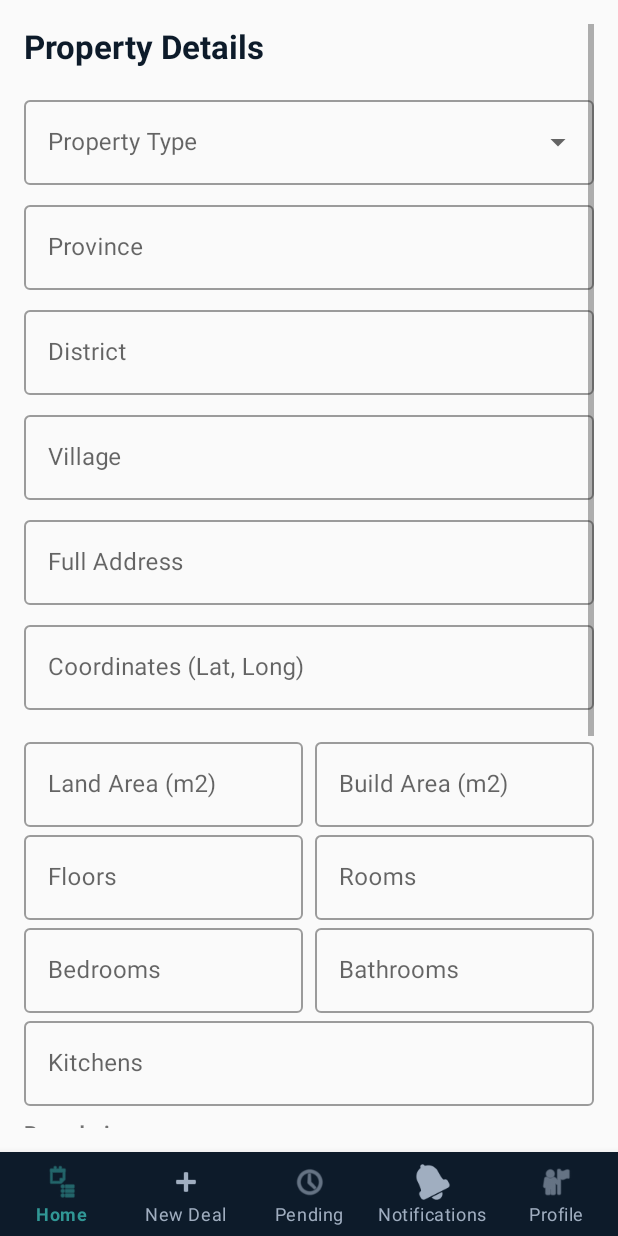
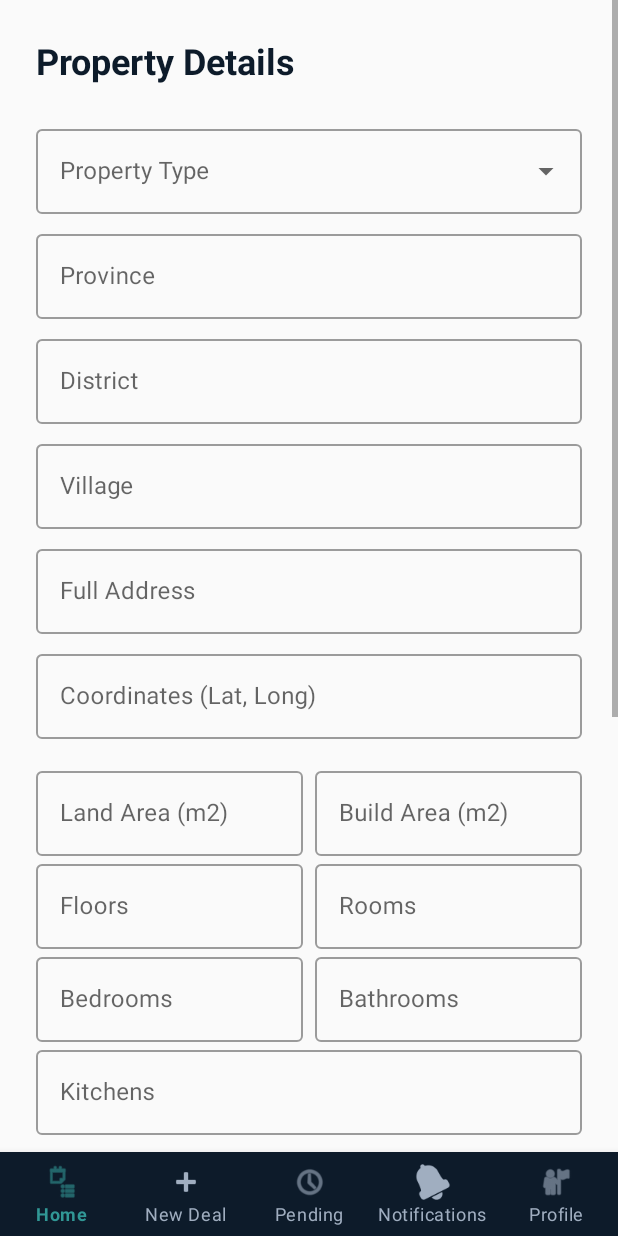
Before and after one commit to OmranInTech/afghanistan-digital-housing-system, an Android app: the fragment PropertyInfoFragment placed in its activity, on a phone screen of 412 x 824 dp. Run offline under Robolectric (Android 15) with nearby library versions, the light colour scheme and no system bars.

Commit message:
rent form updated

```diff
--- a/mobile-app/app/src/main/res/layout/fragment_property_info.xml
+++ b/mobile-app/app/src/main/res/layout/fragment_property_info.xml
@@ -4,21 +4,22 @@
     android:layout_width="match_parent"
     android:layout_height="match_parent"
     android:background="#FAFAFA"
-    android:padding="16dp">
+    android:fillViewport="true">
 
     <LinearLayout
         android:layout_width="match_parent"
         android:layout_height="wrap_content"
-        android:orientation="vertical">
+        android:orientation="vertical"
+        android:padding="24dp">
 
         <TextView
             android:layout_width="match_parent"
             android:layout_height="wrap_content"
             android:text="Property Details"
-            android:textSize="22sp"
+            android:textSize="24sp"
             android:textStyle="bold"
             android:textColor="#0d1b2a"
-            android:layout_marginBottom="16dp"/>
+            android:layout_marginBottom="24dp"/>
 
         <com.google.android.material.textfield.TextInputLayout
             style="@style/Widget.MaterialComponents.TextInputLayout.OutlinedBox.ExposedDropdownMenu"
@@ -33,43 +34,94 @@
                 android:inputType="none"/>
         </com.google.android.material.textfield.TextInputLayout>
 
-        <com.google.android.material.textfield.TextInputLayout style="@style/Widget.MaterialComponents.TextInputLayout.OutlinedBox" android:layout_width="match_parent" android:layout_height="wrap_content" android:hint="Province" android:layout_marginBottom="8dp"><com.google.android.material.textfield.TextInputEditText android:id="@+id/RenPrEtProv" android:layout_width="match_parent" android:layout_height="wrap_content"/></com.google.android.material.textfield.TextInputLayout>
-        <com.google.android.material.textfield.TextInputLayout style="@style/Widget.MaterialComponents.TextInputLayout.OutlinedBox" android:layout_width="match_parent" android:layout_height="wrap_content" android:hint="District" android:layout_marginBottom="8dp"><com.google.android.material.textfield.TextInputEditText android:id="@+id/RenPrEtDist" android:layout_width="match_parent" android:layout_height="wrap_content"/></com.google.android.material.textfield.TextInputLayout>
-        <com.google.android.material.textfield.TextInputLayout style="@style/Widget.MaterialComponents.TextInputLayout.OutlinedBox" android:layout_width="match_parent" android:layout_height="wrap_content" android:hint="Village" android:layout_marginBottom="8dp"><com.google.android.material.textfield.TextInputEditText android:id="@+id/RenPrEtVillage" android:layout_width="match_parent" android:layout_height="wrap_content"/></com.google.android.material.textfield.TextInputLayout>
-        <com.google.android.material.textfield.TextInputLayout style="@style/Widget.MaterialComponents.TextInputLayout.OutlinedBox" android:layout_width="match_parent" android:layout_height="wrap_content" android:hint="Full Address" android:layout_marginBottom="8dp"><com.google.android.material.textfield.TextInputEditText android:id="@+id/RenPrEtAddress" android:layout_width="match_parent" android:layout_height="wrap_content"/></com.google.android.material.textfield.TextInputLayout>
-        <com.google.android.material.textfield.TextInputLayout style="@style/Widget.MaterialComponents.TextInputLayout.OutlinedBox" android:layout_width="match_parent" android:layout_height="wrap_content" android:hint="Coordinates (Lat, Long)" android:layout_marginBottom="16dp"><com.google.android.material.textfield.TextInputEditText android:id="@+id/RenPrEtCoords" android:layout_width="match_parent" android:layout_height="wrap_content"/></com.google.android.material.textfield.TextInputLayout>
+        <com.google.android.material.textfield.TextInputLayout style="@style/Widget.MaterialComponents.TextInputLayout.OutlinedBox" android:layout_width="match_parent" android:layout_height="wrap_content" android:hint="Province" android:layout_marginBottom="8dp">
+            <com.google.android.material.textfield.TextInputEditText android:id="@+id/RenPrEtProv" android:layout_width="match_parent" android:layout_height="wrap_content"/>
+        </com.google.android.material.textfield.TextInputLayout>
+
+        <com.google.android.material.textfield.TextInputLayout style="@style/Widget.MaterialComponents.TextInputLayout.OutlinedBox" android:layout_width="match_parent" android:layout_height="wrap_content" android:hint="District" android:layout_marginBottom="8dp">
+            <com.google.android.material.textfield.TextInputEditText android:id="@+id/RenPrEtDist" android:layout_width="match_parent" android:layout_height="wrap_content"/>
+        </com.google.android.material.textfield.TextInputLayout>
+
+        <com.google.android.material.textfield.TextInputLayout style="@style/Widget.MaterialComponents.TextInputLayout.OutlinedBox" android:layout_width="match_parent" android:layout_height="wrap_content" android:hint="Village" android:layout_marginBottom="8dp">
+            <com.google.android.material.textfield.TextInputEditText android:id="@+id/RenPrEtVillage" android:layout_width="match_parent" android:layout_height="wrap_content"/>
+        </com.google.android.material.textfield.TextInputLayout>
+
+        <com.google.android.material.textfield.TextInputLayout style="@style/Widget.MaterialComponents.TextInputLayout.OutlinedBox" android:layout_width="match_parent" android:layout_height="wrap_content" android:hint="Full Address" android:layout_marginBottom="8dp">
+            <com.google.android.material.textfield.TextInputEditText android:id="@+id/RenPrEtAddress" android:layout_width="match_parent" android:layout_height="wrap_content"/>
+        </com.google.android.material.textfield.TextInputLayout>
+
+        <com.google.android.material.textfield.TextInputLayout style="@style/Widget.MaterialComponents.TextInputLayout.OutlinedBox" android:layout_width="match_parent" android:layout_height="wrap_content" android:hint="Coordinates (Lat, Long)" android:layout_marginBottom="16dp">
+            <com.google.android.material.textfield.TextInputEditText android:id="@+id/RenPrEtCoords" android:layout_width="match_parent" android:layout_height="wrap_content"/>
+        </com.google.android.material.textfield.TextInputLayout>
 
         <LinearLayout android:layout_width="match_parent" android:layout_height="wrap_content" android:orientation="horizontal">
-            <com.google.android.material.textfield.TextInputLayout style="@style/Widget.MaterialComponents.TextInputLayout.OutlinedBox" android:layout_width="0dp" android:layout_weight="1" android:layout_height="wrap_content" android:hint="Land Area (m2)" android:layout_marginEnd="4dp"><com.google.android.material.textfield.TextInputEditText android:id="@+id/RenPrEtLandArea" android:layout_width="match_parent" android:layout_height="wrap_content" android:inputType="number"/></com.google.android.material.textfield.TextInputLayout>
-            <com.google.android.material.textfield.TextInputLayout style="@style/Widget.MaterialComponents.TextInputLayout.OutlinedBox" android:layout_width="0dp" android:layout_weight="1" android:layout_height="wrap_content" android:hint="Build Area (m2)" android:layout_marginStart="4dp"><com.google.android.material.textfield.TextInputEditText android:id="@+id/RenPrEtBuildArea" android:layout_width="match_parent" android:layout_height="wrap_content" android:inputType="number"/></com.google.android.material.textfield.TextInputLayout>
+            <com.google.android.material.textfield.TextInputLayout style="@style/Widget.MaterialComponents.TextInputLayout.OutlinedBox" android:layout_width="0dp" android:layout_weight="1" android:layout_height="wrap_content" android:hint="Land Area (m2)" android:layout_marginEnd="4dp">
+                <com.google.android.material.textfield.TextInputEditText android:id="@+id/RenPrEtLandArea" android:layout_width="match_parent" android:layout_height="wrap_content" android:inputType="number"/>
+            </com.google.android.material.textfield.TextInputLayout>
+            <com.google.android.material.textfield.TextInputLayout style="@style/Widget.MaterialComponents.TextInputLayout.OutlinedBox" android:layout_width="0dp" android:layout_weight="1" android:layout_height="wrap_content" android:hint="Build Area (m2)" android:layout_marginStart="4dp">
+                <com.google.android.material.textfield.TextInputEditText android:id="@+id/RenPrEtBuildArea" android:layout_width="match_parent" android:layout_height="wrap_content" android:inputType="number"/>
+            </com.google.android.material.textfield.TextInputLayout>
         </LinearLayout>
 
         <LinearLayout android:layout_width="match_parent" android:layout_height="wrap_content" android:orientation="horizontal">
-            <com.google.android.material.textfield.TextInputLayout style="@style/Widget.MaterialComponents.TextInputLayout.OutlinedBox" android:layout_width="0dp" android:layout_weight="1" android:layout_height="wrap_content" android:hint="Floors" android:layout_marginEnd="4dp"><com.google.android.material.textfield.TextInputEditText android:id="@+id/RenPrEtFloors" android:layout_width="match_parent" android:layout_height="wrap_content" android:inputType="number"/></com.google.android.material.textfield.TextInputLayout>
-            <com.google.android.material.textfield.TextInputLayout style="@style/Widget.MaterialComponents.TextInputLayout.OutlinedBox" android:layout_width="0dp" android:layout_weight="1" android:layout_height="wrap_content" android:hint="Rooms" android:layout_marginStart="4dp"><com.google.android.material.textfield.TextInputEditText android:id="@+id/RenPrEtRooms" android:layout_width="match_parent" android:layout_height="wrap_content" android:inputType="number"/></com.google.android.material.textfield.TextInputLayout>
+            <com.google.android.material.textfield.TextInputLayout style="@style/Widget.MaterialComponents.TextInputLayout.OutlinedBox" android:layout_width="0dp" android:layout_weight="1" android:layout_height="wrap_content" android:hint="Floors" android:layout_marginEnd="4dp">
+                <com.google.android.material.textfield.TextInputEditText android:id="@+id/RenPrEtFloors" android:layout_width="match_parent" android:layout_height="wrap_content" android:inputType="number"/>
+            </com.google.android.material.textfield.TextInputLayout>
+            <com.google.android.material.textfield.TextInputLayout style="@style/Widget.MaterialComponents.TextInputLayout.OutlinedBox" android:layout_width="0dp" android:layout_weight="1" android:layout_height="wrap_content" android:hint="Rooms" android:layout_marginStart="4dp">
+                <com.google.android.material.textfield.TextInputEditText android:id="@+id/RenPrEtRooms" android:layout_width="match_parent" android:layout_height="wrap_content" android:inputType="number"/>
+            </com.google.android.material.textfield.TextInputLayout>
         </LinearLayout>
 
         <LinearLayout android:layout_width="match_parent" android:layout_height="wrap_content" android:orientation="horizontal">
-            <com.google.android.material.textfield.TextInputLayout style="@style/Widget.MaterialComponents.TextInputLayout.OutlinedBox" android:layout_width="0dp" android:layout_weight="1" android:layout_height="wrap_content" android:hint="Bedrooms" android:layout_marginEnd="4dp"><com.google.android.material.textfield.TextInputEditText android:id="@+id/RenPrEtBedrooms" android:layout_width="match_parent" android:layout_height="wrap_content" android:inputType="number"/></com.google.android.material.textfield.TextInputLayout>
-            <com.google.android.material.textfield.TextInputLayout style="@style/Widget.MaterialComponents.TextInputLayout.OutlinedBox" android:layout_width="0dp" android:layout_weight="1" android:layout_height="wrap_content" android:hint="Bathrooms" android:layout_marginStart="4dp"><com.google.android.material.textfield.TextInputEditText android:id="@+id/RenPrEtBathrooms" android:layout_width="match_parent" android:layout_height="wrap_content" android:inputType="number"/></com.google.android.material.textfield.TextInputLayout>
+            <com.google.android.material.textfield.TextInputLayout style="@style/Widget.MaterialComponents.TextInputLayout.OutlinedBox" android:layout_width="0dp" android:layout_weight="1" android:layout_height="wrap_content" android:hint="Bedrooms" android:layout_marginEnd="4dp">
+                <com.google.android.material.textfield.TextInputEditText android:id="@+id/RenPrEtBedrooms" android:layout_width="match_parent" android:layout_height="wrap_content" android:inputType="number"/>
+            </com.google.android.material.textfield.TextInputLayout>
+            <com.google.android.material.textfield.TextInputLayout style="@style/Widget.MaterialComponents.TextInputLayout.OutlinedBox" android:layout_width="0dp" android:layout_weight="1" android:layout_height="wrap_content" android:hint="Bathrooms" android:layout_marginStart="4dp">
+                <com.google.android.material.textfield.TextInputEditText android:id="@+id/RenPrEtBathrooms" android:layout_width="match_parent" android:layout_height="wrap_content" android:inputType="number"/>
+            </com.google.android.material.textfield.TextInputLayout>
         </LinearLayout>
 
-        <com.google.android.material.textfield.TextInputLayout style="@style/Widget.MaterialComponents.TextInputLayout.OutlinedBox" android:layout_width="match_parent" android:layout_height="wrap_content" android:hint="Kitchens" android:layout_marginBottom="8dp"><com.google.android.material.textfield.TextInputEditText android:id="@+id/RenPrEtKitchens" android:layout_width="match_parent" android:layout_height="wrap_content" android:inputType="number"/></com.google.android.material.textfield.TextInputLayout>
+        <com.google.android.material.textfield.TextInputLayout style="@style/Widget.MaterialComponents.TextInputLayout.OutlinedBox" android:layout_width="match_parent" android:layout_height="wrap_content" android:hint="Kitchens" android:layout_marginBottom="8dp">
+            <com.google.android.material.textfield.TextInputEditText android:id="@+id/RenPrEtKitchens" android:layout_width="match_parent" android:layout_height="wrap_content" android:inputType="number"/>
+        </com.google.android.material.textfield.TextInputLayout>
 
         <TextView android:layout_width="match_parent" android:layout_height="wrap_content" android:text="Boundaries" android:textStyle="bold" android:layout_marginBottom="8dp"/>
+
         <LinearLayout android:layout_width="match_parent" android:layout_height="wrap_content" android:orientation="horizontal">
-            <com.google.android.material.textfield.TextInputLayout style="@style/Widget.MaterialComponents.TextInputLayout.OutlinedBox" android:layout_width="0dp" android:layout_weight="1" android:layout_height="wrap_content" android:hint="North" android:layout_marginEnd="4dp"><com.google.android.material.textfield.TextInputEditText android:id="@+id/RenPrEtBoundNorth" android:layout_width="match_parent" android:layout_height="wrap_content"/></com.google.android.material.textfield.TextInputLayout>
-            <com.google.android.material.textfield.TextInputLayout style="@style/Widget.MaterialComponents.TextInputLayout.OutlinedBox" android:layout_width="0dp" android:layout_weight="1" android:layout_height="wrap_content" android:hint="South" android:layout_marginStart="4dp"><com.google.android.material.textfield.TextInputEditText android:id="@+id/RenPrEtBoundSouth" android:layout_width="match_parent" android:layout_height="wrap_content"/></com.google.android.material.textfield.TextInputLayout>
-        </LinearLayout>
-        <LinearLayout android:layout_width="match_parent" android:layout_height="wrap_content" android:orientation="horizontal">
-            <com.google.android.material.textfield.TextInputLayout style="@style/Widget.MaterialComponents.TextInputLayout.OutlinedBox" android:layout_width="0dp" android:layout_weight="1" android:layout_height="wrap_content" android:hint="East" android:layout_marginEnd="4dp"><com.google.android.material.textfield.TextInputEditText android:id="@+id/RenPrEtBoundEast" android:layout_width="match_parent" android:layout_height="wrap_content"/></com.google.android.material.textfield.TextInputLayout>
-            <com.google.android.material.textfield.TextInputLayout style="@style/Widget.MaterialComponents.TextInputLayout.OutlinedBox" android:layout_width="0dp" android:layout_weight="1" android:layout_height="wrap_content" android:hint="West" android:layout_marginStart="4dp"><com.google.android.material.textfield.TextInputEditText android:id="@+id/RenPrEtBoundWest" android:layout_width="match_parent" android:layout_height="wrap_content"/></com.google.android.material.textfield.TextInputLayout>
+            <com.google.android.material.textfield.TextInputLayout style="@style/Widget.MaterialComponents.TextInputLayout.OutlinedBox" android:layout_width="0dp" android:layout_weight="1" android:layout_height="wrap_content" android:hint="North" android:layout_marginEnd="4dp">
+                <com.google.android.material.textfield.TextInputEditText android:id="@+id/RenPrEtBoundNorth" android:layout_width="match_parent" android:layout_height="wrap_content"/>
+            </com.google.android.material.textfield.TextInputLayout>
+            <com.google.android.material.textfield.TextInputLayout style="@style/Widget.MaterialComponents.TextInputLayout.OutlinedBox" android:layout_width="0dp" android:layout_weight="1" android:layout_height="wrap_content" android:hint="South" android:layout_marginStart="4dp">
+                <com.google.android.material.textfield.TextInputEditText android:id="@+id/RenPrEtBoundSouth" android:layout_width="match_parent" android:layout_height="wrap_content"/>
+            </com.google.android.material.textfield.TextInputLayout>
         </LinearLayout>
 
-        <com.google.android.material.textfield.TextInputLayout style="@style/Widget.MaterialComponents.TextInputLayout.OutlinedBox" android:layout_width="match_parent" android:layout_height="wrap_content" android:hint="Construction Year" android:layout_marginTop="8dp" android:layout_marginBottom="8dp"><com.google.android.material.textfield.TextInputEditText android:id="@+id/RenPrEtConstYear" android:layout_width="match_parent" android:layout_height="wrap_content" android:inputType="number"/></com.google.android.material.textfield.TextInputLayout>
-        <com.google.android.material.textfield.TextInputLayout style="@style/Widget.MaterialComponents.TextInputLayout.OutlinedBox" android:layout_width="match_parent" android:layout_height="wrap_content" android:hint="Electricity Meter #" android:layout_marginBottom="8dp"><com.google.android.material.textfield.TextInputEditText android:id="@+id/RenPrEtElecMeter" android:layout_width="match_parent" android:layout_height="wrap_content"/></com.google.android.material.textfield.TextInputLayout>
-        <com.google.android.material.textfield.TextInputLayout style="@style/Widget.MaterialComponents.TextInputLayout.OutlinedBox" android:layout_width="match_parent" android:layout_height="wrap_content" android:hint="Water Meter #" android:layout_marginBottom="24dp"><com.google.android.material.textfield.TextInputEditText android:id="@+id/RenPrEtWaterMeter" android:layout_width="match_parent" android:layout_height="wrap_content"/></com.google.android.material.textfield.TextInputLayout>
+        <LinearLayout android:layout_width="match_parent" android:layout_height="wrap_content" android:orientation="horizontal">
+            <com.google.android.material.textfield.TextInputLayout style="@style/Widget.MaterialComponents.TextInputLayout.OutlinedBox" android:layout_width="0dp" android:layout_weight="1" android:layout_height="wrap_content" android:hint="East" android:layout_marginEnd="4dp">
+                <com.google.android.material.textfield.TextInputEditText android:id="@+id/RenPrEtBoundEast" android:layout_width="match_parent" android:layout_height="wrap_content"/>
+            </com.google.android.material.textfield.TextInputLayout>
+            <com.google.android.material.textfield.TextInputLayout style="@style/Widget.MaterialComponents.TextInputLayout.OutlinedBox" android:layout_width="0dp" android:layout_weight="1" android:layout_height="wrap_content" android:hint="West" android:layout_marginStart="4dp">
+                <com.google.android.material.textfield.TextInputEditText android:id="@+id/RenPrEtBoundWest" android:layout_width="match_parent" android:layout_height="wrap_content"/>
+            </com.google.android.material.textfield.TextInputLayout>
+        </LinearLayout>
 
-        <Button android:id="@+id/RenPrBtnSubmit" android:layout_width="match_parent" android:layout_height="60dp" android:text="Finalize &amp; Register" android:backgroundTint="#0d1b2a"/>
+        <com.google.android.material.textfield.TextInputLayout style="@style/Widget.MaterialComponents.TextInputLayout.OutlinedBox" android:layout_width="match_parent" android:layout_height="wrap_content" android:hint="Construction Year" android:layout_marginTop="8dp" android:layout_marginBottom="8dp">
+            <com.google.android.material.textfield.TextInputEditText android:id="@+id/RenPrEtConstYear" android:layout_width="match_parent" android:layout_height="wrap_content" android:inputType="number"/>
+        </com.google.android.material.textfield.TextInputLayout>
+
+        <com.google.android.material.textfield.TextInputLayout style="@style/Widget.MaterialComponents.TextInputLayout.OutlinedBox" android:layout_width="match_parent" android:layout_height="wrap_content" android:hint="Electricity Meter #" android:layout_marginBottom="8dp">
+            <com.google.android.material.textfield.TextInputEditText android:id="@+id/RenPrEtElecMeter" android:layout_width="match_parent" android:layout_height="wrap_content"/>
+        </com.google.android.material.textfield.TextInputLayout>
+
+        <com.google.android.material.textfield.TextInputLayout style="@style/Widget.MaterialComponents.TextInputLayout.OutlinedBox" android:layout_width="match_parent" android:layout_height="wrap_content" android:hint="Water Meter #" android:layout_marginBottom="24dp">
+            <com.google.android.material.textfield.TextInputEditText android:id="@+id/RenPrEtWaterMeter" android:layout_width="match_parent" android:layout_height="wrap_content"/>
+        </com.google.android.material.textfield.TextInputLayout>
+
+        <Button
+            android:id="@+id/RenPrBtnSubmit"
+            android:layout_width="match_parent"
+            android:layout_height="60dp"
+            android:text="Finalize &amp; Register"
+            android:backgroundTint="#0d1b2a"/>
     </LinearLayout>
 </ScrollView>
```
